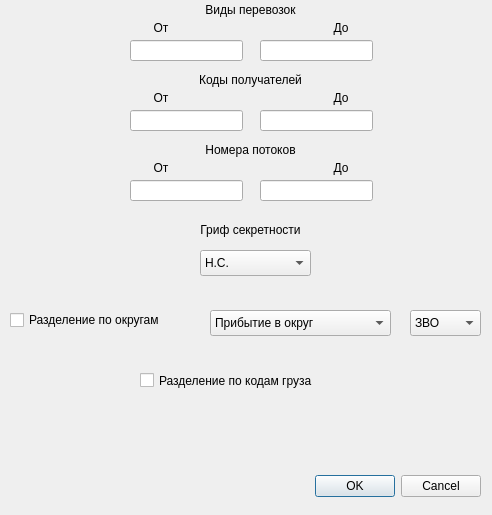
testprojects/myClient, file dialogf2.ui: the form before one commit.
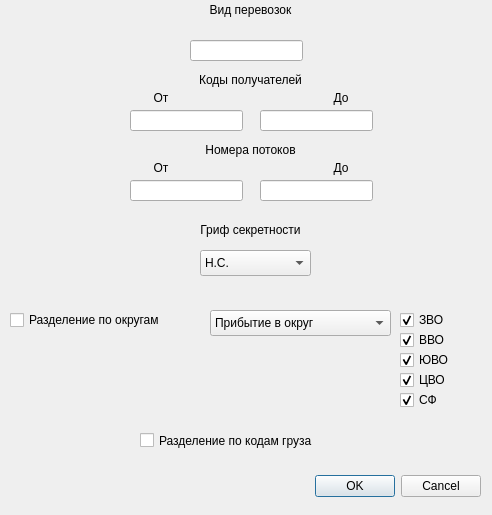
The form after the commit.

What changed in the file:
```diff
--- a/dialogf2.ui
+++ b/dialogf2.ui
@@ -32,17 +32,7 @@
   <widget class="QLineEdit" name="lineEdit_VP_Start">
    <property name="geometry">
     <rect>
-     <x>130</x>
-     <y>40</y>
-     <width>113</width>
-     <height>21</height>
-    </rect>
-   </property>
-  </widget>
-  <widget class="QLineEdit" name="lineEdit_VP_End">
-   <property name="geometry">
-    <rect>
-     <x>260</x>
+     <x>190</x>
      <y>40</y>
      <width>113</width>
      <height>21</height>
@@ -99,39 +89,7 @@
     </rect>
    </property>
    <property name="text">
-    <string>Виды перевозок</string>
-   </property>
-   <property name="alignment">
-    <set>Qt::AlignCenter</set>
-   </property>
-  </widget>
-  <widget class="QLabel" name="label_2">
-   <property name="geometry">
-    <rect>
-     <x>130</x>
-     <y>20</y>
-     <width>62</width>
-     <height>16</height>
-    </rect>
-   </property>
-   <property name="text">
-    <string>От</string>
-   </property>
-   <property name="alignment">
-    <set>Qt::AlignCenter</set>
-   </property>
-  </widget>
-  <widget class="QLabel" name="label_3">
-   <property name="geometry">
-    <rect>
-     <x>310</x>
-     <y>20</y>
-     <width>62</width>
-     <height>16</height>
-    </rect>
-   </property>
-   <property name="text">
-    <string>До</string>
+    <string>Вид перевозок</string>
    </property>
    <property name="alignment">
     <set>Qt::AlignCenter</set>
@@ -296,7 +254,7 @@
    <property name="geometry">
     <rect>
      <x>140</x>
-     <y>370</y>
+     <y>430</y>
      <width>211</width>
      <height>21</height>
     </rect>
@@ -330,40 +288,85 @@
     </property>
    </item>
   </widget>
-  <widget class="QComboBox" name="comboBox_OKR">
+  <widget class="QCheckBox" name="checkBox_ZVO">
    <property name="geometry">
     <rect>
-     <x>410</x>
+     <x>400</x>
      <y>310</y>
-     <width>71</width>
-     <height>26</height>
+     <width>87</width>
+     <height>20</height>
     </rect>
    </property>
-   <item>
-    <property name="text">
-     <string>ЗВО</string>
-    </property>
-   </item>
-   <item>
-    <property name="text">
-     <string>ВВО</string>
-    </property>
-   </item>
-   <item>
-    <property name="text">
-     <string>ЮВО</string>
-    </property>
-   </item>
-   <item>
-    <property name="text">
-     <string>СВО</string>
-    </property>
-   </item>
-   <item>
-    <property name="text">
-     <string>ЦВО</string>
-    </property>
-   </item>
+   <property name="text">
+    <string>ЗВО</string>
+   </property>
+   <property name="checked">
+    <bool>true</bool>
+   </property>
+  </widget>
+  <widget class="QCheckBox" name="checkBox_VVO">
+   <property name="geometry">
+    <rect>
+     <x>400</x>
+     <y>330</y>
+     <width>87</width>
+     <height>20</height>
+    </rect>
+   </property>
+   <property name="text">
+    <string>ВВО</string>
+   </property>
+   <property name="checked">
+    <bool>true</bool>
+   </property>
+  </widget>
+  <widget class="QCheckBox" name="checkBox_UVO">
+   <property name="geometry">
+    <rect>
+     <x>400</x>
+     <y>350</y>
+     <width>87</width>
+     <height>20</height>
+    </rect>
+   </property>
+   <property name="text">
+    <string>ЮВО</string>
+   </property>
+   <property name="checked">
+    <bool>true</bool>
+   </property>
+  </widget>
+  <widget class="QCheckBox" name="checkBox_CVO">
+   <property name="geometry">
+    <rect>
+     <x>400</x>
+     <y>370</y>
+     <width>87</width>
+     <height>20</height>
+    </rect>
+   </property>
+   <property name="text">
+    <string>ЦВО</string>
+   </property>
+   <property name="checked">
+    <bool>true</bool>
+   </property>
+  </widget>
+  <widget class="QCheckBox" name="checkBox_SF">
+   <property name="geometry">
+    <rect>
+     <x>400</x>
+     <y>390</y>
+     <width>87</width>
+     <height>20</height>
+    </rect>
+   </property>
+   <property name="text">
+    <string>СФ</string>
+   </property>
+   <property name="checked">
+    <bool>true</bool>
+   </property>
   </widget>
  </widget>
  <resources/>
```
